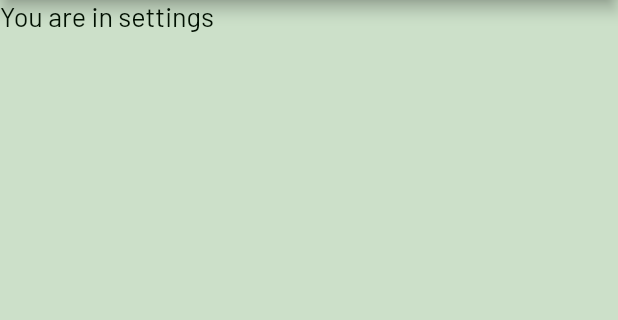
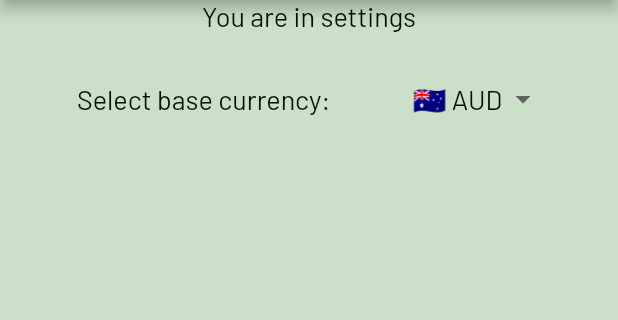
Before and after one commit to paulkastel/cash_calc, a Flutter app: the SettingsPageView screen opened by its route, on a phone screen of 412 x 824 dp, the part 84-404 px from its top. Run offline on Flutter 3.47's test engine with Material 2 defaults, Android fonts, the phone set to English and light mode, and no system bars; project files that could hold a hidden picture were left out.

Commit message:
added setting ui for base currency

```diff
--- a/lib/views/settings_page_view.dart
+++ b/lib/views/settings_page_view.dart
@@ -1,7 +1,15 @@
+import 'package:cash_calc/models/currency_model.dart';
 import 'package:flutter/material.dart';
 
 @immutable
-class SettingsPageView extends StatelessWidget {
+class SettingsPageView extends StatefulWidget {
+  @override
+  _SettingsPageViewState createState() => _SettingsPageViewState();
+}
+
+class _SettingsPageViewState extends State<SettingsPageView> {
+  Currency _selectedCurrency = currencies[0];
+
   @override
   Widget build(BuildContext context) {
     return Scaffold(
@@ -16,9 +24,38 @@ class SettingsPageView extends StatelessWidget {
           'Settings',
         ),
       ),
-      body: Text(
-        'You are in settings',
-        style: Theme.of(context).textTheme.body1,
+      body: Column(
+        children: <Widget>[
+          Text(
+            'You are in settings',
+            style: Theme.of(context).textTheme.body1,
+          ),
+          Padding(
+            padding: const EdgeInsets.only(top: 20.0),
+            child: Row(
+              mainAxisAlignment: MainAxisAlignment.spaceEvenly,
+              children: <Widget>[
+                const Text('Select base currency: '),
+                DropdownButton<Currency>(
+                  underline: const SizedBox(),
+                  value: _selectedCurrency,
+                  onChanged: (Currency selected) {
+                    setState(() {
+                      _selectedCurrency = selected;
+                    });
+                  },
+                  items: currencies.map((Currency currency) {
+                    return DropdownMenuItem<Currency>(
+                      value: currency,
+                      child: Text('${currency.flag} ${currency.isoCode}',
+                          style: Theme.of(context).textTheme.body1),
+                    );
+                  }).toList(),
+                ),
+              ],
+            ),
+          ),
+        ],
       ),
     );
   }
```
